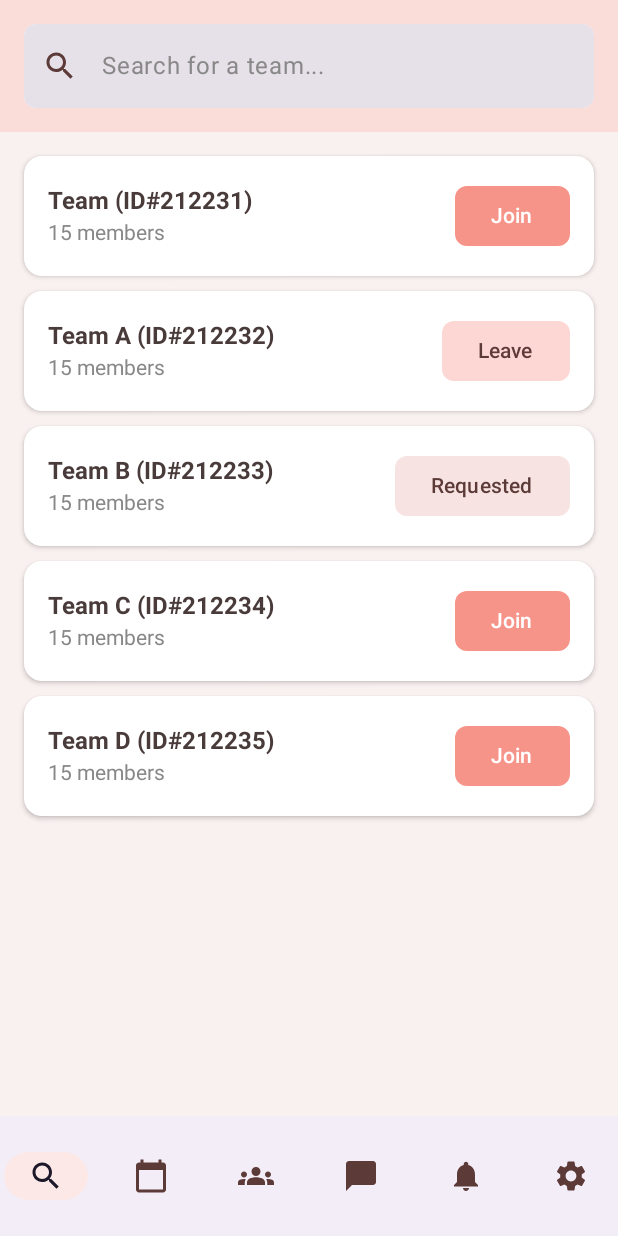
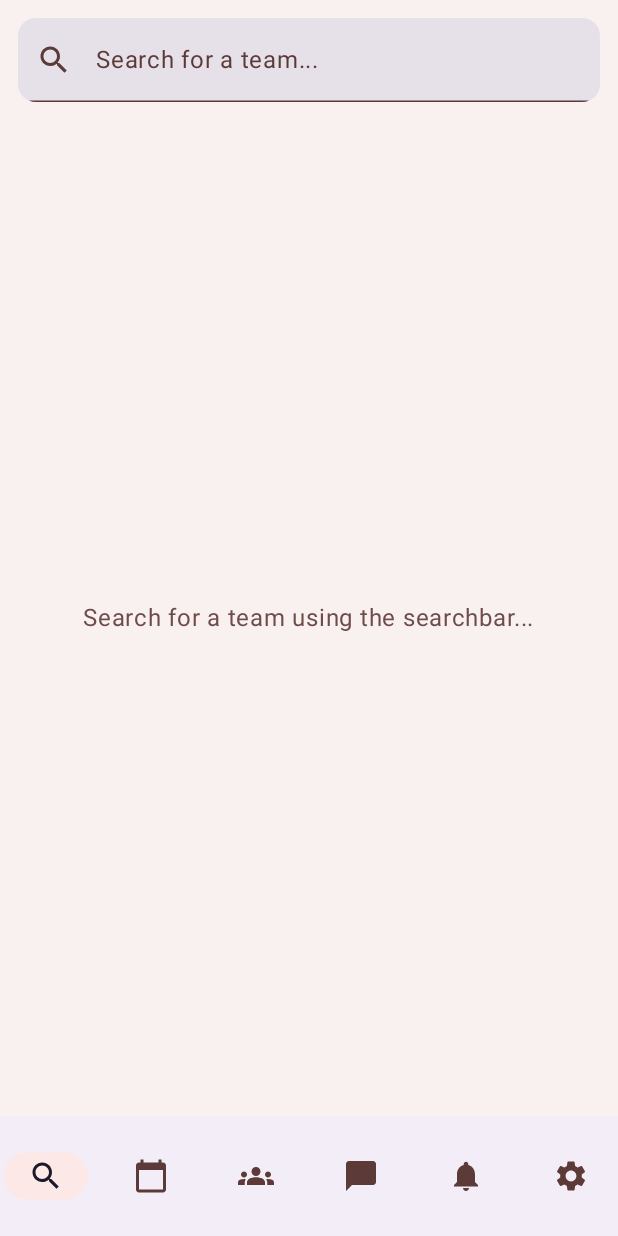
Before and after one commit to Marzuk-M/HuddleUp, an Android app built with Jetpack Compose: the TeamSearchScreen screen opened through its navigation route, on a phone screen of 412 x 824 dp. Run offline under Robolectric (Android 15) with nearby library versions, the light colour scheme and no system bars; our stand-ins replace Firebase (no records; nobody signed in at launch, a user with empty details on screens opened directly).

Commit message:
added team search HTTP requests + added app http client dependency

```diff
--- a/app/build.gradle.kts
+++ b/app/build.gradle.kts
@@ -63,6 +63,12 @@ dependencies {
     implementation(platform(libs.firebase.bom))
     implementation(libs.firebase.analytics)
 
+    // Ktor Client
+    implementation(libs.ktor.core)
+    implementation(libs.ktor.cio)
+    implementation(libs.ktor.serialization.kotlinx.json)
+    implementation(libs.ktor.client.content.negotiation)
+
     implementation(libs.navigation.compose)
     implementation(libs.material.icons.extended)
 }
--- /dev/null
+++ b/app/src/main/java/com/example/huddleup/HttpClientProvider.kt
@@ -0,0 +1,15 @@
+package com.example.huddleup
+
+import io.ktor.client.*
+import io.ktor.client.engine.cio.*
+import io.ktor.client.plugins.contentnegotiation.*
+import io.ktor.serialization.kotlinx.json.*
+import kotlinx.serialization.json.Json
+
+object HttpClientProvider {
+    val httpClient = HttpClient(CIO) {
+        install(ContentNegotiation) {
+            json(Json { ignoreUnknownKeys = true })
+        }
+    }
+}
--- a/app/src/main/java/com/example/huddleup/teamsearch/TeamSearchScreen.kt
+++ b/app/src/main/java/com/example/huddleup/teamsearch/TeamSearchScreen.kt
@@ -1,6 +1,5 @@
 package com.example.huddleup.teamsearch
 
-import androidx.compose.foundation.background
 import androidx.compose.foundation.layout.*
 import androidx.compose.foundation.lazy.LazyColumn
 import androidx.compose.foundation.lazy.items
@@ -14,92 +13,102 @@ import androidx.compose.ui.Modifier
 import androidx.compose.ui.graphics.Color
 import androidx.compose.ui.text.TextStyle
 import androidx.compose.ui.text.font.FontWeight
-import androidx.compose.ui.tooling.preview.Preview
 import androidx.compose.ui.unit.dp
 import androidx.compose.ui.unit.sp
+import androidx.lifecycle.viewmodel.compose.viewModel
 import androidx.navigation.NavController
-import androidx.navigation.compose.rememberNavController
 import com.example.huddleup.ui.theme.*
 
-// Data class to represent a team
-data class Team(
-    val id: String,
-    val name: String,
-    val members: Int,
-    val membershipState: TeamMembershipState
-)
-
-// Enum to represent the user's membership state with a team
-enum class TeamMembershipState {
-    MEMBER,
-    REQUESTED,
-    NOT_A_MEMBER
-}
-
-// Dummy data for teams
-val sampleTeams = listOf(
-    Team("212231", "Team", 15, TeamMembershipState.NOT_A_MEMBER),
-    Team("212232", "Team A", 15, TeamMembershipState.MEMBER),
-    Team("212233", "Team B", 15, TeamMembershipState.REQUESTED),
-    Team("212234", "Team C", 15, TeamMembershipState.NOT_A_MEMBER),
-    Team("212235", "Team D", 15, TeamMembershipState.NOT_A_MEMBER),
-)
-
 @Composable
-fun TeamSearchScreen(navController: NavController) {
-    var searchQuery by remember { mutableStateOf("") }
-
-    Column(
-        modifier = Modifier
-            .fillMaxSize()
-            .background(Cream)
-    ) {
-        // Top search bar section
-        Column(
-            modifier = Modifier
-                .fillMaxWidth()
-                .background(RoseQuartz)
-                .padding(16.dp)
+fun SearchBar(
+    searchQuery: String,
+    onSearchQueryChange: (String) -> Unit,
+    placeholder: String
 ) {
     TextField(
         value = searchQuery,
-                onValueChange = { searchQuery = it },
-                placeholder = { Text("Search for a team...", color = Color.Gray) },
+        onValueChange = onSearchQueryChange,
+        placeholder = { Text(placeholder) },
+        leadingIcon = {
+            Icon(Icons.Default.Search, contentDescription = "Search Icon")
+        },
         modifier = Modifier
             .fillMaxWidth()
-                    .background(Color.White, RoundedCornerShape(8.dp)),
-                leadingIcon = { Icon(Icons.Default.Search, contentDescription = "Search Icon") },
-                colors = TextFieldDefaults.colors(
-                    focusedIndicatorColor = Color.Transparent,
-                    unfocusedIndicatorColor = Color.Transparent,
-                    disabledIndicatorColor = Color.Transparent
-                ),
-                shape = RoundedCornerShape(8.dp)
+            .padding(12.dp),
+        shape = RoundedCornerShape(12.dp),
+        singleLine = true,
     )
 }
 
-        // Teams list
+@Composable
+fun TeamSearchScreen(
+    navController: NavController,
+    viewModel: TeamSearchViewModel = viewModel()
+) {
+    var searchQuery by remember { mutableStateOf("") }
+
+    val searchResults by viewModel.searchResults.collectAsState()
+    val isLoading by viewModel.isLoading.collectAsState()
+
+    LaunchedEffect(searchQuery) {
+        viewModel.searchTeams(searchQuery)
+    }
+
+    Scaffold (
+        topBar = {
+            SearchBar(
+                searchQuery = searchQuery,
+                onSearchQueryChange = { searchQuery = it },
+                placeholder = "Search for a team..."
+            )
+        }
+    ) {
+        Column(
+            modifier = Modifier.padding(top = it.calculateTopPadding(), start = 12.dp, end = 12.dp)
+        ) {
+            if (isLoading) {
+                Box(Modifier.fillMaxSize(), contentAlignment = Alignment.Center) {
+                    CircularProgressIndicator()
+                }
+            } else if (searchResults.isEmpty()) {
+                Box(Modifier.fillMaxSize(), contentAlignment = Alignment.Center) {
+                    Text(text = "Search for a team using the searchbar...")
+                }
+            } else {
                 LazyColumn(
-            modifier = Modifier
-                .fillMaxSize()
-                .padding(horizontal = 16.dp),
-            verticalArrangement = Arrangement.spacedBy(10.dp),
-            contentPadding = PaddingValues(top = 16.dp, bottom = 16.dp)
+                    modifier = Modifier.fillMaxSize(),
+                    verticalArrangement = Arrangement.spacedBy(4.dp),
+                    contentPadding = PaddingValues(top = 8.dp, bottom = 8.dp)
                 ) {
-            items(sampleTeams.filter { it.name.contains(searchQuery, ignoreCase = true) || it.id.contains(searchQuery, ignoreCase = true) }) { team ->
-                TeamListItem(team = team)
+                    items(searchResults) { team ->
+                        TeamListItem(
+                            team = team,
+                            onNavigate = { /* TODO: navController.navigate("details/${team.id}") */ },
+                            onJoin = { viewModel.sendJoinRequest(team.id, searchQuery) },
+                            onLeave = { viewModel.leaveTeam(team.id, searchQuery) },
+                            onCancelRequest = { viewModel.unsendJoinRequest(team.id, searchQuery) }
+                        )
+                    }
+                }
             }
         }
     }
 }
 
 @Composable
-fun TeamListItem(team: Team) {
+fun TeamListItem(
+    team: Team,
+    onNavigate: () -> Unit,
+    onJoin: () -> Unit,
+    onLeave: () -> Unit,
+    onCancelRequest: () -> Unit
+) {
     Card(
         modifier = Modifier.fillMaxWidth(),
         shape = RoundedCornerShape(12.dp),
         elevation = CardDefaults.cardElevation(defaultElevation = 2.dp),
-        colors = CardDefaults.cardColors(containerColor = Color.White)
+        colors = CardDefaults.cardColors(containerColor = Color.White),
+        onClick = onNavigate
     ) {
         Row(
             modifier = Modifier
@@ -109,10 +118,17 @@ fun TeamListItem(team: Team) {
             horizontalArrangement = Arrangement.SpaceBetween
         ) {
             Column {
+                Row (verticalAlignment = Alignment.CenterVertically) {
                     Text(
-                    text = "${team.name} (ID#${team.id})",
+                        text = team.name,
                         style = TextStyle(fontWeight = FontWeight.Bold, fontSize = 16.sp)
                     )
+                    Spacer(modifier = Modifier.padding(2.dp))
+                    Text(
+                        text = "#${team.id}",
+                        style = TextStyle(fontSize = 12.sp, color = Color.Gray)
+                    )
+                }
                 Spacer(modifier = Modifier.height(4.dp))
                 Text(
                     text = "${team.members} members",
@@ -122,39 +138,30 @@ fun TeamListItem(team: Team) {
 
             when (team.membershipState) {
                 TeamMembershipState.NOT_A_MEMBER -> Button(
-                    onClick = { /* Handle Join */ },
+                    onClick = onJoin,
                     colors = ButtonDefaults.buttonColors(containerColor = Coral),
                     shape = RoundedCornerShape(8.dp)
                 ) {
                     Text("Join", color = Color.White)
                 }
                 TeamMembershipState.MEMBER -> Button(
-                    onClick = { /* Handle Leave */ },
+                    onClick = onLeave,
                     colors = ButtonDefaults.buttonColors(containerColor = LightPrimaryContainer, contentColor = CocoaBrown),
                     shape = RoundedCornerShape(8.dp)
                 ) {
                     Text("Leave")
                 }
                 TeamMembershipState.REQUESTED -> Button(
-                    onClick = { /* Handle Request Sent */ },
-                    enabled = false,
+                    onClick = onCancelRequest,
                     colors = ButtonDefaults.buttonColors(
                         disabledContainerColor = SurfaceVariantLight,
                         disabledContentColor = CocoaBrown
                     ),
                     shape = RoundedCornerShape(8.dp)
                 ) {
-                    Text("Requested")
+                    Text("Cancel")
                 }
             }
         }
     }
 }
-
-//@Preview(showBackground = true)
-//@Composable
-//fun TeamSearchScreenPreview() {
-//    HuddleUpTheme() {
-//        TeamSearchScreen(rememberNavController())
-//    }
-//}
--- /dev/null
+++ b/app/src/main/java/com/example/huddleup/teamsearch/TeamSearchViewModel.kt
@@ -0,0 +1,62 @@
+package com.example.huddleup.teamsearch
+
+import androidx.lifecycle.ViewModel
+import androidx.lifecycle.viewModelScope
+import com.example.huddleup.HttpClientProvider
+import kotlinx.coroutines.flow.MutableStateFlow
+import kotlinx.coroutines.flow.StateFlow
+import kotlinx.coroutines.flow.asStateFlow
+import kotlinx.coroutines.launch
+
+class TeamSearchViewModel : ViewModel() {
+
+    private val teamSearchService = TeamSearchService(HttpClientProvider.httpClient)
+
+    private val _searchResults = MutableStateFlow<List<Team>>(emptyList())
+    val searchResults: StateFlow<List<Team>> get() = _searchResults
+
+    private val _isLoading = MutableStateFlow(true)
+    val isLoading: StateFlow<Boolean> = _isLoading.asStateFlow()
+
+    fun searchTeams(searchQuery: String) {
+        if (searchQuery.isEmpty()) {
+            viewModelScope.launch {
+                _searchResults.value = listOf()
+                _isLoading.value = false
+            }
+        } else {
+            viewModelScope.launch {
+                _isLoading.value = true
+                _searchResults.value = teamSearchService.searchTeams(searchQuery = searchQuery)
+                _isLoading.value = false
+            }
+        }
+    }
+
+    private fun refreshTeamsList(searchQuery: String) {
+        viewModelScope.launch {
+            _searchResults.value = teamSearchService.searchTeams(searchQuery)
+        }
+    }
+
+    fun sendJoinRequest(teamID: String, searchQuery: String) {
+        viewModelScope.launch {
+            teamSearchService.sendJoinRequest(teamID)
+            refreshTeamsList(searchQuery)
+        }
+    }
+
+    fun unsendJoinRequest(teamID: String, searchQuery: String) {
+        viewModelScope.launch {
+            teamSearchService.unsendJoinRequest(teamID)
+            refreshTeamsList(searchQuery)
+        }
+    }
+
+    fun leaveTeam(teamID: String, searchQuery: String) {
+        viewModelScope.launch {
+            teamSearchService.leaveTeam(teamID)
+            refreshTeamsList(searchQuery)
+        }
+    }
+}
```
Also changed, not shown: app/src/main/java/com/example/huddleup/teamsearch/TeamSearchDTO.kt (added, +16 -0 lines), app/src/main/java/com/example/huddleup/teamsearch/TeamSearchService.kt (added, +52 -0 lines), gradle/libs.versions.toml (+7 -0 lines). Lines whose indentation alone changed are shown as unchanged.
